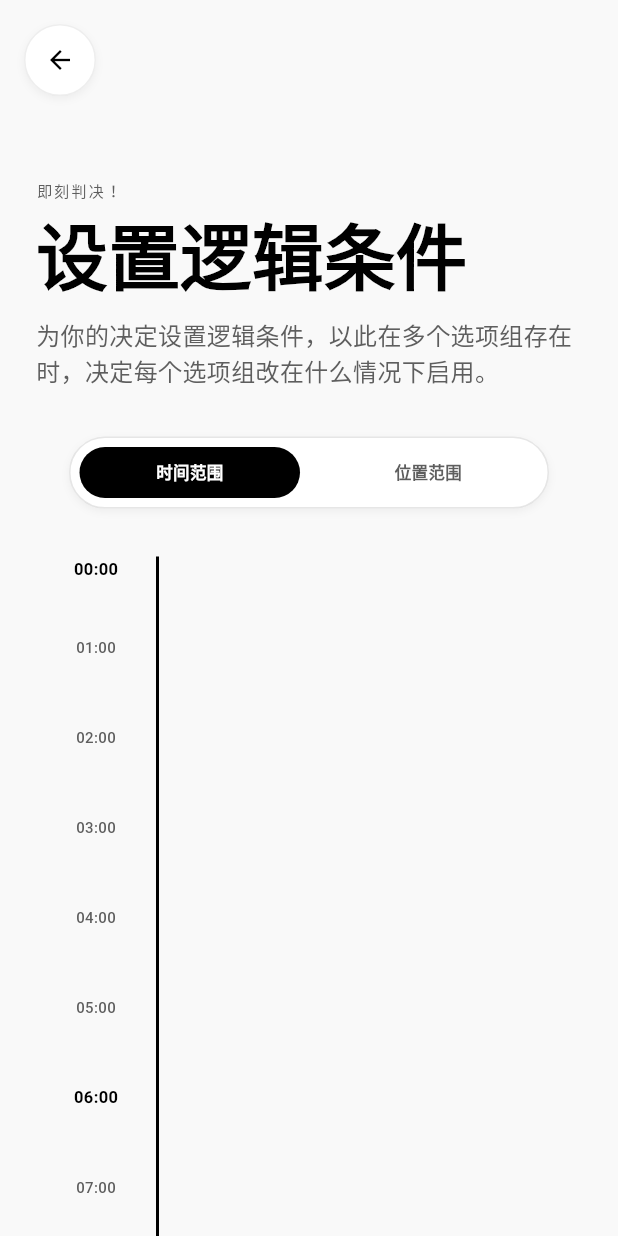
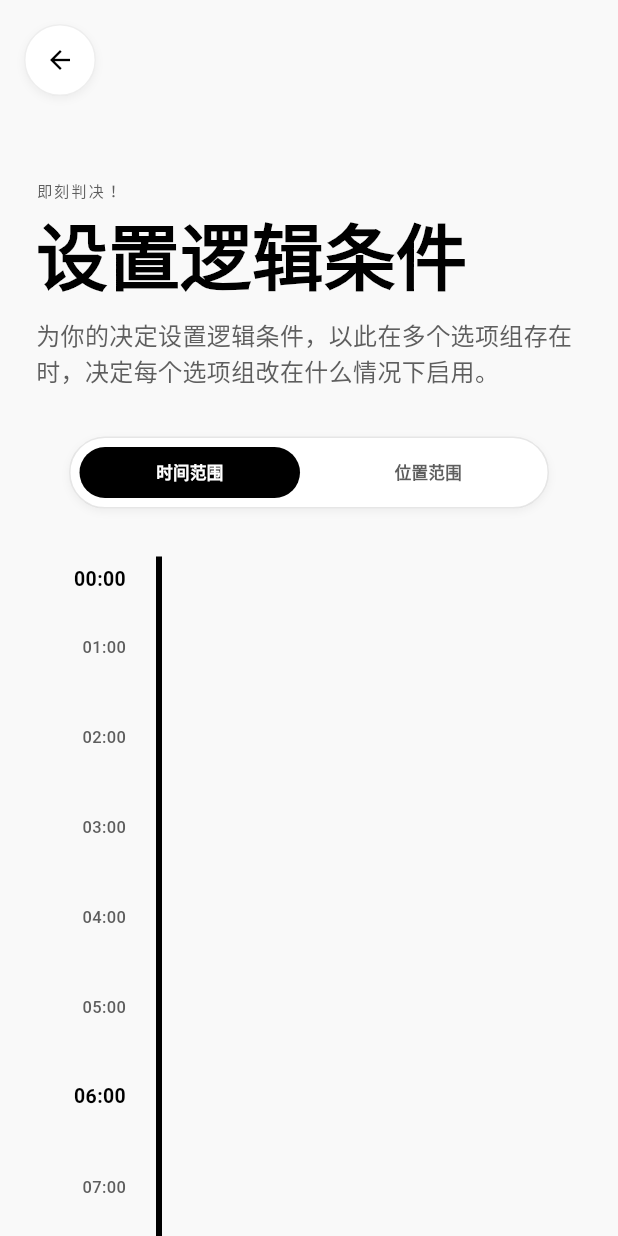
Before and after one commit to PixelEast/Jue, a Flutter app: the ConditionTimePage screen opened directly with empty values, on a phone screen of 412 x 824 dp. Run offline on Flutter 3.47's test engine with Material 3 defaults, Android fonts, the phone set to English and light mode, and no system bars; our stand-ins replace flutter_map, latlong2, permission_handler, shared_preferences; accounts and stored records are empty; statements that could not run were skipped.

Commit message:
优化逻辑条件(时间)页面布局

```diff
--- a/lib/presentation/screens/condition/condition_time_page.dart
+++ b/lib/presentation/screens/condition/condition_time_page.dart
@@ -35,14 +35,25 @@ class _ConditionTimePageState extends State<ConditionTimePage> {
   static const Color _secondary = Color(0xFF5E5E5E);
   static const Color _outlineVariant = Color(0xFFC6C6C6);
 
-  final List<Color> _cardColors = [
-    Color(0xFF000000),
-    Color(0xFF1C1C1E),
-    Color(0xFF27272A),
-    Color(0xFFE4E4E7),
-    Color(0xFFF4F4F5),
-    Color(0xFFFAFAFA),
-  ];
+  Color _getColorForHour(double hour) {
+    if (hour <= 13) {
+      final t = hour / 13;
+      return Color.lerp(const Color(0xFF000000), const Color(0xFFFFFFFF), t)!;
+    } else {
+      final t = (hour - 13) / 11;
+      return Color.lerp(const Color(0xFFFFFFFF), const Color(0xFF000000), t)!;
+    }
+  }
+
+  Color _getCardColor(TimeRangeData range) {
+    final midHour = (range.startHour + range.endHour) / 2;
+    return _getColorForHour(midHour);
+  }
+
+  bool _isDarkColor(Color color) {
+    final luminance = color.computeLuminance();
+    return luminance < 0.5;
+  }
 
   @override
   void initState() {
@@ -73,8 +84,6 @@ class _ConditionTimePageState extends State<ConditionTimePage> {
       );
     }
   }
-
-  bool _isDarkCard(int colorIndex) => colorIndex < 3;
 
   @override
   void dispose() {
@@ -255,7 +264,7 @@ class _ConditionTimePageState extends State<ConditionTimePage> {
             left: timeAxisWidth,
             top: 0,
             height: totalHeight,
-            width: 2,
+            width: 4,
             child: Container(color: _primary),
           ),
           Positioned(
@@ -287,17 +296,20 @@ class _ConditionTimePageState extends State<ConditionTimePage> {
             height: hour == 0 || hour == 24
                 ? hourIntervalHeight / 2
                 : hourIntervalHeight,
+            child: Padding(
+              padding: const EdgeInsets.only(right: 20),
               child: Align(
-              alignment: hour == 0
-                  ? Alignment.topCenter
-                  : (hour == 24 ? Alignment.bottomCenter : Alignment.center),
+                alignment: Alignment.centerRight,
                 child: Text(
                   '${hour.toString().padLeft(2, '0')}:00',
                   style: TextStyle(
-                  fontSize: hour % 6 == 0 ? 11 : 10,
-                  fontWeight: hour % 6 == 0 ? FontWeight.w600 : FontWeight.w500,
+                    fontSize: hour % 6 == 0 ? 13 : 11,
+                    fontWeight: hour % 6 == 0
+                        ? FontWeight.w600
+                        : FontWeight.w500,
                     color: hour % 6 == 0 ? _primary : _secondary,
                     fontFeatures: [FontFeature.tabularFigures()],
+                  ),
                 ),
               ),
             ),
@@ -309,8 +321,8 @@ class _ConditionTimePageState extends State<ConditionTimePage> {
   Widget _buildCard(int orderIndex, double hourIntervalHeight) {
     final groupIndex = _groupOrder[orderIndex];
     final range = _timeRanges[groupIndex];
-    final bgColor = _cardColors[groupIndex % _cardColors.length];
-    final isDark = _isDarkCard(groupIndex);
+    final bgColor = _getCardColor(range);
+    final isDark = _isDarkColor(bgColor);
     final cardHeight = (range.endHour - range.startHour) * hourIntervalHeight;
     final baseTopPosition = range.startHour * hourIntervalHeight;
     final isDragging = _draggingGroupIndex == groupIndex;
@@ -470,7 +482,8 @@ class _ConditionTimePageState extends State<ConditionTimePage> {
   Widget _buildBoundary(int boundaryIndex, double hourIntervalHeight) {
     final prevGroupIndex = _groupOrder[boundaryIndex];
     final range = _timeRanges[prevGroupIndex];
-    final isDark = _isDarkCard(prevGroupIndex);
+    final bgColor = _getCardColor(range);
+    final isDark = _isDarkColor(bgColor);
     final boundaryPosition = range.endHour * hourIntervalHeight;
 
     return AnimatedPositioned(
```
Lines whose indentation alone changed are shown as unchanged.
